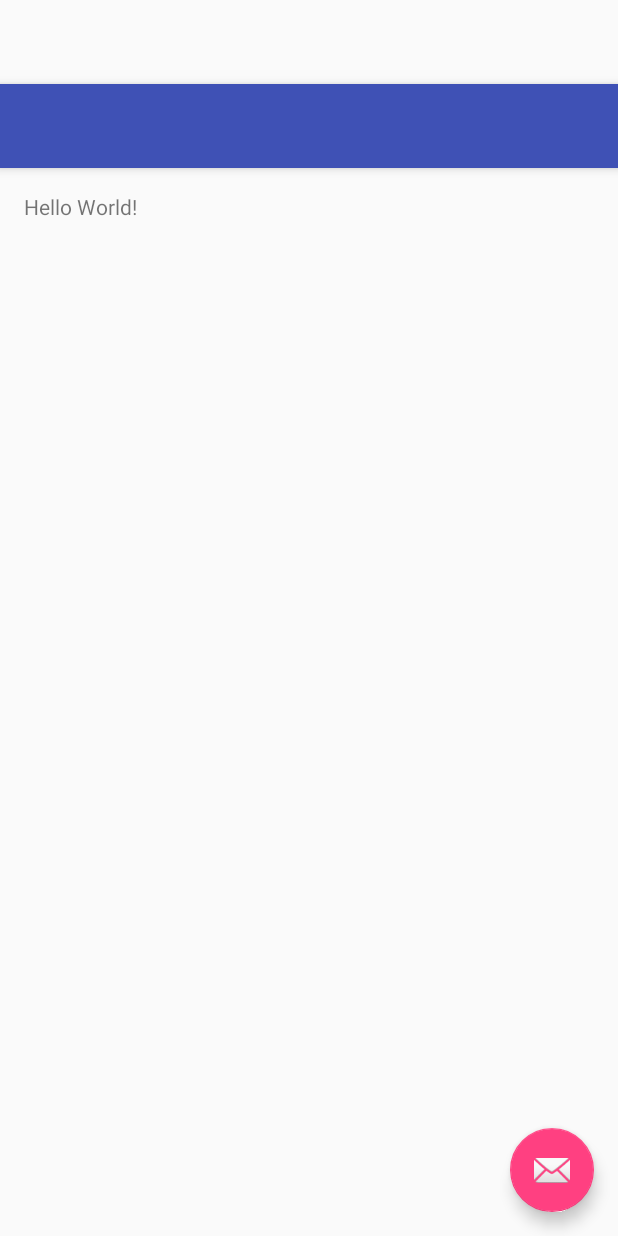
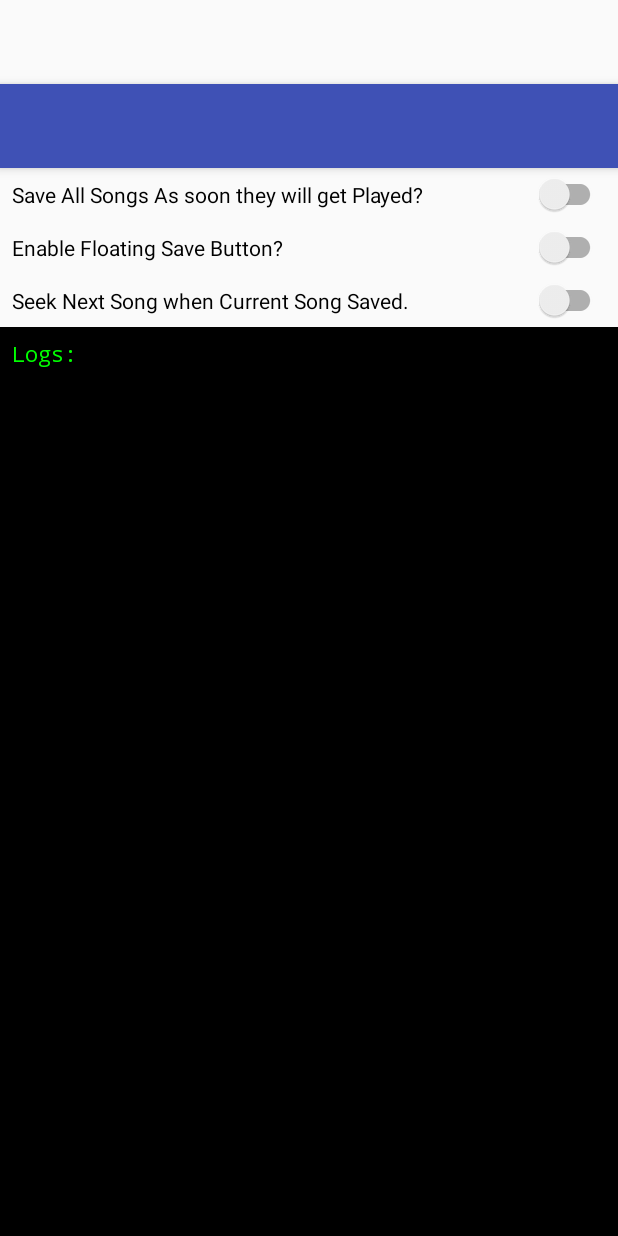
Before and after one commit to AmniX/Saavn-Songs-Copier, an Android app: the layout activity_main.xml on its own in the app's theme, with its tools: preview values and no code run, on a phone screen of 412 x 824 dp. Run offline under Robolectric (Android 15) with nearby library versions, the phone set to English and light mode, and no system bars.

Commit message:
Widget Added! UI coded

```diff
--- a/app/build.gradle
+++ b/app/build.gradle
@@ -6,7 +6,7 @@ android {
     buildToolsVersion "24.0.3"
     defaultConfig {
         applicationId "com.example.aman.saavnfucker"
-        minSdkVersion 23
+        minSdkVersion 18
         targetSdkVersion 24
         versionCode 1
         versionName "1.0"
--- a/app/src/main/AndroidManifest.xml
+++ b/app/src/main/AndroidManifest.xml
@@ -6,6 +6,7 @@
     <uses-permission android:name="android.permission.WRITE_EXTERNAL_STORAGE" />
     <uses-permission android:name="android.permission.MODIFY_AUDIO_SETTINGS" />
     <uses-permission android:name="android.permission.BROADCAST_STICKY" />
+    <uses-permission android:name="android.permission.SYSTEM_ALERT_WINDOW" />
 
     <application
         android:allowBackup="true"
@@ -23,6 +24,7 @@
                 <category android:name="android.intent.category.LAUNCHER" />
             </intent-filter>
         </activity>
+
         <service
             android:name=".SaavnNotificationService"
             android:label="@string/app_name"
@@ -31,6 +33,10 @@
                 <action android:name="android.service.notification.NotificationListenerService" />
             </intent-filter>
         </service>
+        <service
+            android:name=".SaavnPopupService"
+            android:enabled="true"
+            android:exported="false" />
     </application>
 
 </manifest>
--- a/app/src/main/res/layout/activity_main.xml
+++ b/app/src/main/res/layout/activity_main.xml
@@ -23,12 +23,4 @@
 
     <include layout="@layout/content_main" />
 
-    <android.support.design.widget.FloatingActionButton
-        android:id="@+id/fab"
-        android:layout_width="wrap_content"
-        android:layout_height="wrap_content"
-        android:layout_gravity="bottom|end"
-        android:layout_margin="@dimen/fab_margin"
-        app:srcCompat="@android:drawable/ic_dialog_email" />
-
 </android.support.design.widget.CoordinatorLayout>
--- a/app/src/main/res/layout/content_main.xml
+++ b/app/src/main/res/layout/content_main.xml
@@ -1,20 +1,50 @@
 <?xml version="1.0" encoding="utf-8"?>
-<RelativeLayout xmlns:android="http://schemas.android.com/apk/res/android"
+<LinearLayout xmlns:android="http://schemas.android.com/apk/res/android"
     xmlns:app="http://schemas.android.com/apk/res-auto"
     xmlns:tools="http://schemas.android.com/tools"
     android:id="@+id/content_main"
     android:layout_width="match_parent"
     android:layout_height="match_parent"
-    android:paddingBottom="@dimen/activity_vertical_margin"
-    android:paddingLeft="@dimen/activity_horizontal_margin"
-    android:paddingRight="@dimen/activity_horizontal_margin"
-    android:paddingTop="@dimen/activity_vertical_margin"
+    android:orientation="vertical"
     app:layout_behavior="@string/appbar_scrolling_view_behavior"
     tools:context="com.example.aman.saavnfucker.MainActivity"
     tools:showIn="@layout/activity_main">
 
-    <TextView
-        android:layout_width="wrap_content"
+    <android.support.v7.widget.SwitchCompat
+        android:id="@+id/saveAll"
+        android:layout_width="match_parent"
         android:layout_height="wrap_content"
-        android:text="Hello World!" />
-</RelativeLayout>
+        android:padding="8dp"
+        android:text="Save All Songs As soon they will get Played?" />
+
+    <android.support.v7.widget.SwitchCompat
+        android:id="@+id/saveButton"
+        android:layout_width="match_parent"
+        android:layout_height="wrap_content"
+        android:padding="8dp"
+        android:text="Enable Floating Save Button?" />
+
+    <android.support.v7.widget.SwitchCompat
+        android:id="@+id/seekButton"
+        android:layout_width="match_parent"
+        android:layout_height="wrap_content"
+        android:padding="8dp"
+        android:text="Seek Next Song when Current Song Saved." />
+
+    <android.support.v4.widget.NestedScrollView
+        android:layout_width="match_parent"
+        android:id="@+id/scrollView"
+        android:layout_height="match_parent"
+        android:background="#000">
+
+        <com.example.aman.saavnfucker.LogsTextView
+            android:id="@+id/logView"
+            android:layout_width="match_parent"
+            android:layout_height="match_parent"
+            android:padding="8dp"
+            android:descendantFocusability="blocksDescendants"
+            android:text="Logs:"
+            android:textColor="#ff00ff00"
+            android:typeface="monospace" />
+    </android.support.v4.widget.NestedScrollView>
+</LinearLayout>
```
Also changed, not shown: app/src/main/java/com/example/aman/saavnfucker/GetAllNotificationBindr.java (added, +11 -0 lines), app/src/main/java/com/example/aman/saavnfucker/Logs.java (added, +31 -0 lines), app/src/main/java/com/example/aman/saavnfucker/LogsTextView.java (added, +28 -0 lines), app/src/main/java/com/example/aman/saavnfucker/MainActivity.java (+92 -140 lines), app/src/main/java/com/example/aman/saavnfucker/SaavnNotificationService.java (+4 -4 lines), app/src/main/java/com/example/aman/saavnfucker/SaavnPopupService.java (added, +147 -0 lines), app/src/main/java/com/example/aman/saavnfucker/SongUtil.java (added, +127 -0 lines), app/src/main/res/layout/saavn_widget.xml (added, +22 -0 lines).
